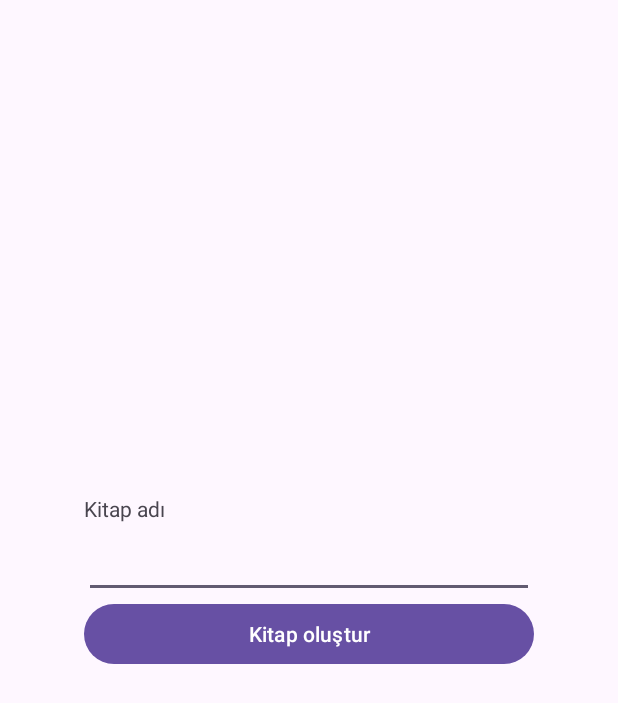
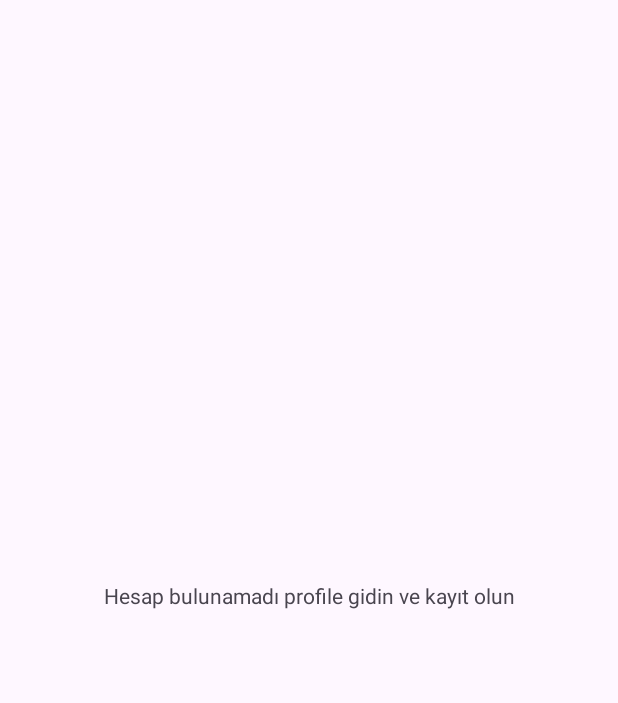
Before and after one commit to EmreCogac/DeTapp, an Android app: the layout fragment_create_post_fragment.xml on its own in the app's theme, with its tools: preview values and no code run, on a phone screen of 412 x 824 dp. Shown: the top 703 px of the screen. Run offline under Robolectric (Android 15) with nearby library versions, the phone set to English and light mode, and no system bars.

Commit message:
Create_post_fragment update output ->
9QJF7Omv1qOiEkaXiG6tHTnAVCq12024-02-19data
bookname
:
"data"
time
:
"2024-02-19"
usermail
:
"qwe@gmail.com"

```diff
--- a/app/src/main/java/com/example/detapp/repo/AuthRepo.kt
+++ b/app/src/main/java/com/example/detapp/repo/AuthRepo.kt
@@ -14,8 +14,6 @@ class AuthRepo(private val application: Application) {
     val firebaseUserMutableLiveData: MutableLiveData<FirebaseUser?> = MutableLiveData()
     val userLoggedMutableLiveData: MutableLiveData<Boolean> = MutableLiveData()
     private val auth: FirebaseAuth = FirebaseAuth.getInstance()
-
-    private lateinit var profileInfoList : MutableLiveData<List<ProfileDataModel>>
 
     init {
         if (auth.currentUser != null) {
@@ -50,8 +48,8 @@ class AuthRepo(private val application: Application) {
 
     fun deneme(){
         val database = FirebaseDatabase.getInstance().reference
-        val yeniVeri = "Yeni Veri"
-        val yeniVeriReferansi = database.child("veriler").push()
+        val yeniVeri = "Yeni Veri1"
+        val yeniVeriReferansi = database.child("verile1").push()
         yeniVeriReferansi.setValue(yeniVeri)
             .addOnCompleteListener {
                 Toast.makeText(application,"oldu", Toast.LENGTH_SHORT)
--- a/app/src/main/java/com/example/detapp/view/signup_fragment.kt
+++ b/app/src/main/java/com/example/detapp/view/signup_fragment.kt
@@ -62,7 +62,7 @@ class signup_fragment : Fragment() {
 
                 if (email.isNotEmpty() && pass.isNotEmpty() && name.isNotEmpty() && soyad.isNotEmpty() && username.isNotEmpty()) {
 
-                    val deneme = ProfileDataModel(name,soyad,username,email,pass)
+                    val deneme =  ProfileDataModel(name,soyad,username,email,pass)
                     aViewModel?.register(deneme)
 
                 }
--- a/app/src/main/res/layout/fragment_create_post_fragment.xml
+++ b/app/src/main/res/layout/fragment_create_post_fragment.xml
@@ -6,6 +6,25 @@
     xmlns:app="http://schemas.android.com/apk/res-auto"
     tools:context=".view.Create_post_fragment"
     >
+
+    <androidx.constraintlayout.widget.Guideline
+        android:id="@+id/bottom"
+        android:layout_width="wrap_content"
+        android:layout_height="wrap_content"
+        android:orientation="horizontal"
+        app:layout_constraintGuide_begin="658dp" />
+    <TextView
+        android:id="@+id/hesap"
+        android:layout_width="wrap_content"
+        android:layout_height="wrap_content"
+        android:text="Hesap bulunamadı profile gidin ve kayıt olun"
+        android:layout_marginBottom="30dp"
+        app:layout_constraintTop_toTopOf="parent"
+        app:layout_constraintBottom_toBottomOf="parent"
+        app:layout_constraintStart_toStartOf="parent"
+        app:layout_constraintEnd_toEndOf="parent"
+        />
+
     <androidx.constraintlayout.widget.Guideline
         android:id="@+id/guide40percenthorizon"
         android:layout_width="wrap_content"
@@ -20,18 +39,20 @@
         app:layout_constraintTop_toBottomOf="@id/guide40percenthorizon"
         app:layout_constraintStart_toStartOf="@id/kitapadoEditText"
         tools:ignore="MissingConstraints"
+        android:visibility="gone"
         />
 
     <EditText
         android:id="@+id/kitapadoEditText"
-
         android:gravity="start"
         android:layout_width="300dp"
         android:layout_height="50dp"
         app:layout_constraintTop_toBottomOf="@id/kitapadoText"
         app:layout_constraintEnd_toEndOf="parent"
         app:layout_constraintStart_toStartOf="parent"
-        tools:ignore="MissingConstraints" />
+        tools:ignore="MissingConstraints"
+        android:visibility="gone"
+        />
 
     <Button
         android:id="@+id/postKitap"
@@ -41,6 +62,7 @@
         app:layout_constraintEnd_toEndOf="parent"
         app:layout_constraintTop_toBottomOf="@id/kitapadoEditText"
         app:layout_constraintStart_toStartOf="parent"
+        android:visibility="gone"
         />
 
 
```
Also changed, not shown: app/src/main/java/com/example/detapp/model/PostDataModel.kt (+4 -3 lines), app/src/main/java/com/example/detapp/repo/CreatePostRepo.kt (+29 -5 lines), app/src/main/java/com/example/detapp/view/Create_post_fragment.kt (+55 -4 lines), app/src/main/java/com/example/detapp/viewmodel/PostViewModel.kt (+12 -2 lines).
